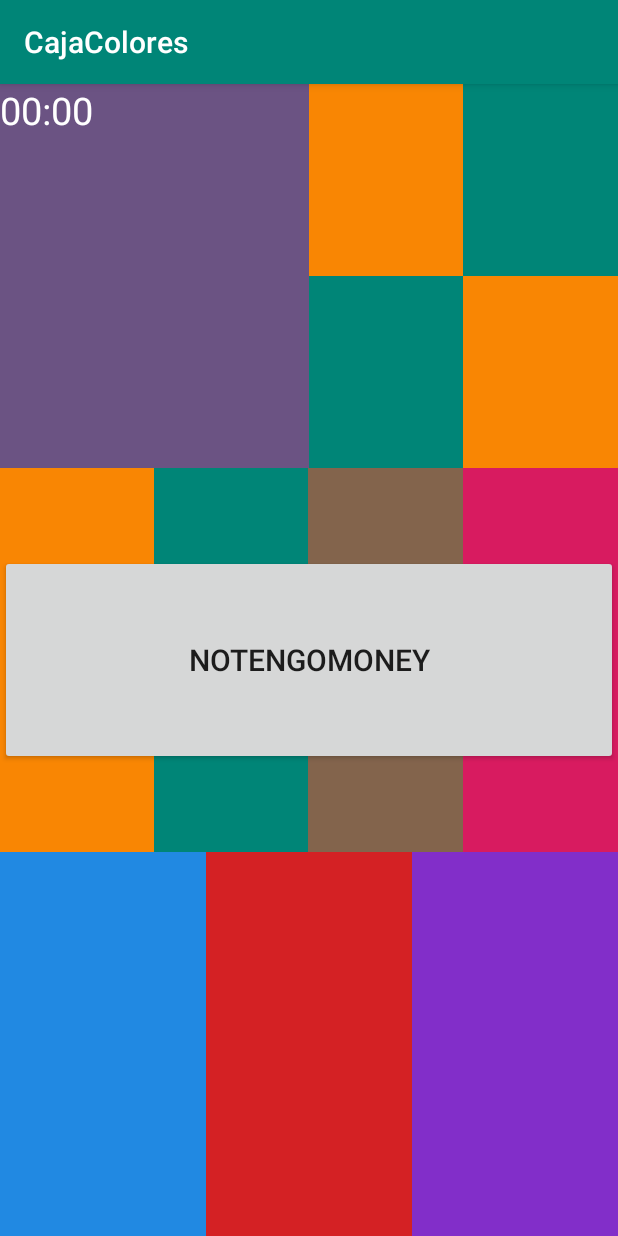
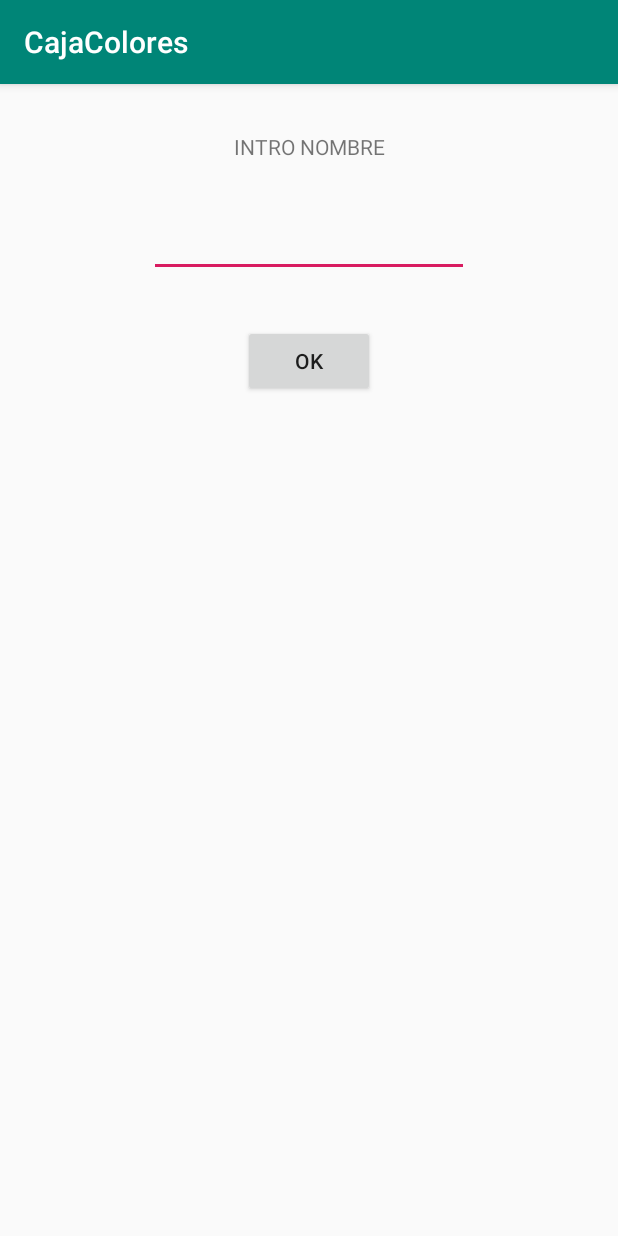
Before and after one commit to pizquita/AndroidCFTIC_Tag, an Android app: the screen it shows after launch (MainActivity before the commit, InicioActivity after it), on a phone screen of 412 x 824 dp. Run offline under Robolectric (Android 15) with nearby library versions, the phone set to English and light mode, and no system bars.

```diff
--- a/app/src/main/AndroidManifest.xml
+++ b/app/src/main/AndroidManifest.xml
@@ -10,6 +10,9 @@
         android:supportsRtl="true"
         android:theme="@style/AppTheme">
         <activity android:name=".MainActivity">
+
+        </activity>
+        <activity android:name=".InicioActivity">
             <intent-filter>
                 <action android:name="android.intent.action.MAIN" />
 
--- /dev/null
+++ b/app/src/main/java/basico/android/cftic/edu/cajacolores/InicioActivity.java
@@ -0,0 +1,34 @@
+package basico.android.cftic.edu.cajacolores;
+
+import android.content.Intent;
+import android.support.v7.app.AppCompatActivity;
+import android.os.Bundle;
+import android.view.View;
+
+public class InicioActivity extends AppCompatActivity {
+
+    @Override
+    protected void onCreate(Bundle savedInstanceState) {
+        super.onCreate(savedInstanceState);
+        setContentView(R.layout.activity_inicio);
+        if (Preferencias.primeraVez(this))
+        {
+            Preferencias.marcarPrimeraVez(this);
+        } else
+            {
+               irAMain();
+            }
+    }
+
+    public void entrar (View v)
+    {
+        irAMain();
+    }
+
+    private void irAMain ()
+    {
+        Intent intent = new Intent(this, MainActivity.class);
+        intent.putExtra("USUARIO", "Juan");
+        startActivity(intent);
+    }
+}
--- a/app/src/main/java/basico/android/cftic/edu/cajacolores/MainActivity.java
+++ b/app/src/main/java/basico/android/cftic/edu/cajacolores/MainActivity.java
@@ -22,10 +22,16 @@ public class MainActivity extends AppCompatActivity {
     protected void onCreate(Bundle savedInstanceState) {
         super.onCreate(savedInstanceState);
         setContentView(R.layout.activity_main);
+        //obtener el USUARIO
+        String n = getIntent().getStringExtra("USUARIO");
+        Log.d("MIAPP", "Nombre = " +n);
+
         this.nveces = 0;
         this.color_tocado = ResourcesCompat.getColor(getResources(), R.color.tocado, null);
-
-    }
+        //LEO EL RECORD
+        long record_actual = Preferencias.leerRecord(this);
+        Log.d("MIAPP", "Record actual "+record_actual);
+}
 
     private void initCrono ()
     {
@@ -64,7 +70,10 @@ public class MainActivity extends AppCompatActivity {
                 {
                     this.tfinal = System.currentTimeMillis();
                     long total = tfinal-tinicial;
+                    //GUARDAR RECORD
+                    Preferencias.guardarRecord(total, this);
                     cerrar(total);
+
                 }
 
         }
--- a/app/src/main/java/basico/android/cftic/edu/cajacolores/Preferencias.java
+++ b/app/src/main/java/basico/android/cftic/edu/cajacolores/Preferencias.java
@@ -11,6 +11,7 @@ public class Preferencias {
 
     private static final String NOMBRE_FICHERO="record";
     private static final String CLAVE_TIEMPO="tiempo";
+    private static final String CLAVE_PRIMERA_VEZ="primera";
 
     public static long leerRecord (Context context)
     {
@@ -30,4 +31,22 @@ public class Preferencias {
         ed.commit();
     }
 
+    public static boolean primeraVez (Context context)
+    {
+        boolean primera_vez = false;
+
+        SharedPreferences sp = context.getSharedPreferences(NOMBRE_FICHERO, Context.MODE_PRIVATE);
+        primera_vez = sp.getBoolean(CLAVE_PRIMERA_VEZ, true);
+
+        return primera_vez;
+    }
+
+    public static void marcarPrimeraVez (Context context)
+    {
+        SharedPreferences sp = context.getSharedPreferences(NOMBRE_FICHERO, Context.MODE_PRIVATE);
+        SharedPreferences.Editor ed = sp.edit();
+        ed.putBoolean(CLAVE_PRIMERA_VEZ, false);
+        ed.commit();
+    }
+
 }
--- /dev/null
+++ b/app/src/main/res/layout/activity_inicio.xml
@@ -0,0 +1,52 @@
+<?xml version="1.0" encoding="utf-8"?>
+<android.support.constraint.ConstraintLayout xmlns:android="http://schemas.android.com/apk/res/android"
+    xmlns:app="http://schemas.android.com/apk/res-auto"
+    xmlns:tools="http://schemas.android.com/tools"
+    android:layout_width="match_parent"
+    android:layout_height="match_parent"
+    tools:context=".InicioActivity">
+
+    <TextView
+        android:id="@+id/textView"
+        android:layout_width="wrap_content"
+        android:layout_height="wrap_content"
+        android:layout_marginStart="8dp"
+        android:layout_marginLeft="8dp"
+        android:layout_marginTop="32dp"
+        android:layout_marginEnd="8dp"
+        android:layout_marginRight="8dp"
+        android:text="INTRO NOMBRE"
+        app:layout_constraintEnd_toEndOf="parent"
+        app:layout_constraintStart_toStartOf="parent"
+        app:layout_constraintTop_toTopOf="parent" />
+
+    <EditText
+        android:id="@+id/editText"
+        android:layout_width="wrap_content"
+        android:layout_height="wrap_content"
+        android:layout_marginStart="8dp"
+        android:layout_marginLeft="8dp"
+        android:layout_marginTop="32dp"
+        android:layout_marginEnd="8dp"
+        android:layout_marginRight="8dp"
+        android:ems="10"
+        android:inputType="textPersonName"
+        app:layout_constraintEnd_toEndOf="parent"
+        app:layout_constraintStart_toStartOf="parent"
+        app:layout_constraintTop_toBottomOf="@+id/textView" />
+
+    <Button
+        android:id="@+id/button"
+        android:layout_width="wrap_content"
+        android:layout_height="wrap_content"
+        android:layout_marginStart="8dp"
+        android:layout_marginLeft="8dp"
+        android:layout_marginTop="32dp"
+        android:layout_marginEnd="8dp"
+        android:layout_marginRight="8dp"
+        android:text="OK"
+        android:onClick="entrar"
+        app:layout_constraintEnd_toEndOf="parent"
+        app:layout_constraintStart_toStartOf="parent"
+        app:layout_constraintTop_toBottomOf="@+id/editText" />
+</android.support.constraint.ConstraintLayout>
```
